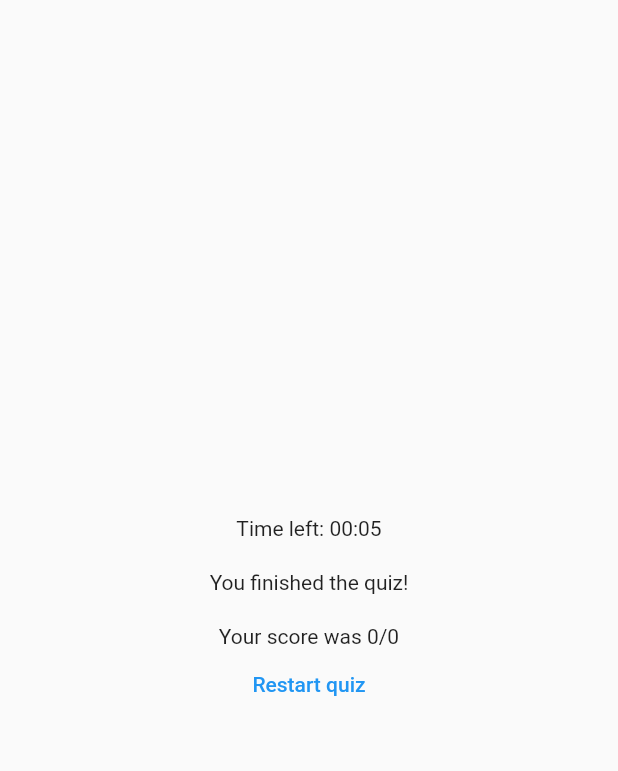
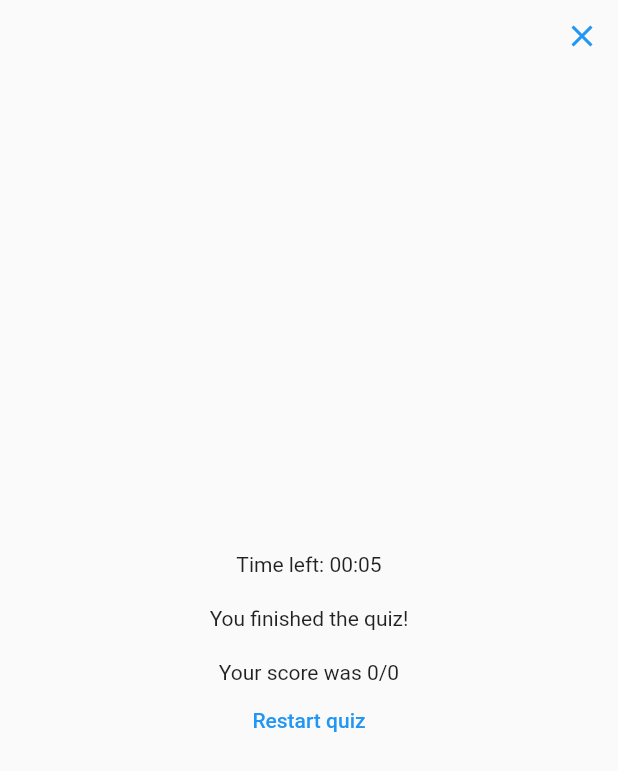
Before and after one commit to fawaz-alesayi/quiz-u, a Flutter app: the QuestionsWidget widget shown alone on an empty page, opened directly with empty values, on a phone screen of 412 x 824 dp. Shown: the top 771 px of the screen. Run offline on Flutter 3.47's test engine with Material 2 defaults, Android fonts, the phone set to English and light mode, and no system bars; our stand-ins replace flutter_form_builder, flutter_riverpod, pin_code_fields, shared_preferences; missing offline and left inert: phone_number; accounts and stored records are empty; network calls fail.

Commit message:
add exit buttons to quiz

```diff
--- a/quiz_u_client/lib/pages/quiz.dart
+++ b/quiz_u_client/lib/pages/quiz.dart
@@ -182,7 +182,23 @@ class _QuestionsWidgetState extends ConsumerState<QuestionsWidget> {
         //     score: score,
         //     date: startTime!,
         //     quiz: Quiz(questions: widget.questions)));
-        return Center(
+        return Column(
+          mainAxisAlignment: MainAxisAlignment.center,
+          children: [
+            // Exit button
+            Align(
+              alignment: Alignment.topRight,
+              child: IconButton(
+                  onPressed: () {
+                    Navigator.pop(context);
+                  },
+                  icon: Icon(
+                    Icons.close,
+                    color: Colors.blue,
+                  )),
+            ),
+            Expanded(
+              child: Center(
                 child: Column(
                   mainAxisAlignment: MainAxisAlignment.center,
                   children: [
@@ -198,6 +214,9 @@ class _QuestionsWidgetState extends ConsumerState<QuestionsWidget> {
                         child: Text("Restart quiz"))
                   ],
                 ),
+              ),
+            ),
+          ],
         );
       }
       return Center(
@@ -245,18 +264,42 @@ class _QuestionsWidgetState extends ConsumerState<QuestionsWidget> {
       );
     } else {
       stopTimer();
-      return Center(
+      return Column(
+        children: [
+          Align(
+            alignment: Alignment.topRight,
+            child: IconButton(
+                onPressed: () {
+                  Navigator.pop(context);
+                },
+                icon: Icon(
+                  Icons.close,
+                  color: Colors.blue,
+                )),
+          ),
+          // Exit button
+          Expanded(
+            child: Center(
               child: Column(
                 mainAxisAlignment: MainAxisAlignment.center,
                 children: [
-            Text("Wrong Answer. You failed the quiz 😔."),
+                  // Exit button
+                  Text(
+                    "Wrong Answer. You failed the quiz 😔",
+                    style: TextStyle(fontSize: 20, fontWeight: FontWeight.bold),
+                    textAlign: TextAlign.center,
+                  ),
+                  SizedBox(height: 20),
                   ElevatedButton(
                       onPressed: () {
                         resetQuiz();
                       },
-                child: Text("Retry the quiz"))
+                      child: Text("Try Again"))
                 ],
               ),
+            ),
+          ),
+        ],
       );
     }
   }
--- a/quiz_u_client/lib/pages/splash.dart
+++ b/quiz_u_client/lib/pages/splash.dart
@@ -17,6 +17,7 @@ class _SplashScreenState extends State<SplashScreen> {
   Future<void> RouteToPage() async {
     var prefs = await SharedPreferences.getInstance();
     var token = prefs.getString('token');
+    // var result = validateToken(token);
     var destination = Routes.navigation;
     if (prefs.getString('name') == null) {
       destination = Routes.name;
```
Also changed, not shown: quiz_u_client/lib/components/PageContainer.dart (+7 -2 lines), quiz_u_client/lib/pages/home.dart (+11 -4 lines). Lines whose indentation alone changed are shown as unchanged.
